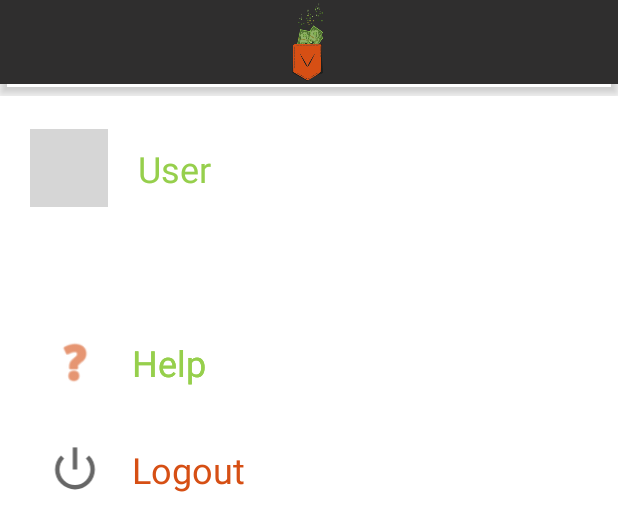
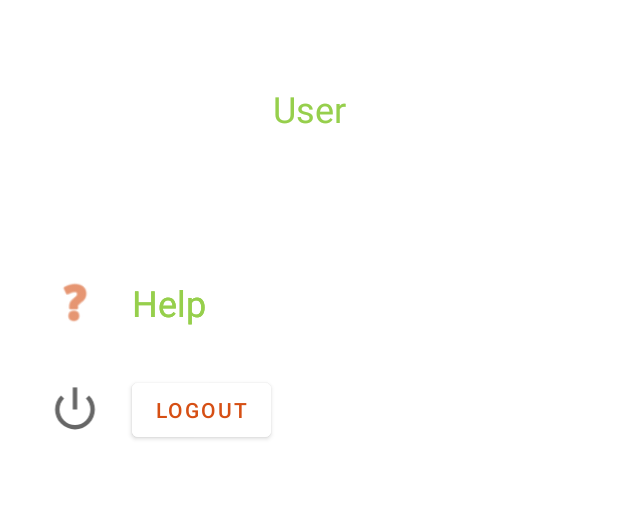
Before and after one commit to BrunoHorta-22541/KeePocket2, an Android app: the layout fragment_account.xml on its own in the app's theme, with its tools: preview values and no code run, on a phone screen of 412 x 824 dp. Shown: the top 531 px of the screen. Run offline under Robolectric (Android 15) with nearby library versions, the phone set to English and light mode, and no system bars; grey boxes are pictures that could not be loaded.

```diff
--- a/app/src/main/java/com/example/keepocket2/data/repository/Repository.java
+++ b/app/src/main/java/com/example/keepocket2/data/repository/Repository.java
@@ -62,6 +62,10 @@ public class Repository {
     public LiveData<List<Category>> getCategoryFromId(long userId){
        return this.categoryDAO.getUserCategories(userId);
     }
+    public LiveData<List<Category>> getALL(){
+        return this.categoryDAO.getALLCategories();
+    }
+
     public LiveData<List<Category>> getCategoryLimitFromId(long userId){
         return this.categoryDAO.getUserCategoryLimit(userId);
     }
--- a/app/src/main/java/com/example/keepocket2/view/LoginActivity.java
+++ b/app/src/main/java/com/example/keepocket2/view/LoginActivity.java
@@ -75,7 +75,7 @@ public class LoginActivity extends AppCompatActivity {
             SessionManager.saveSession(this, email, checkBoxRemeberMe.isChecked(), user.getId(),password,user.getName(),user.getEmail_verified_at(),user.getRemember_token(),user.getCreated_at(),user.getUpdated_at());
             MainActivity.startActivity(this);
 
-        } else {
+        } else if(user == null) {
             // mostrar erro
             Toast.makeText(this, "Credenciais inválidas", Toast.LENGTH_LONG).show();
         }
--- a/app/src/main/java/com/example/keepocket2/view/MainActivity.java
+++ b/app/src/main/java/com/example/keepocket2/view/MainActivity.java
@@ -68,6 +68,8 @@ public class MainActivity extends AppCompatActivity {
         startActivity(intent);
         finish();
     }
+
+
     @Override
     public boolean onCreateOptionsMenu(Menu menu) {
         MenuInflater inflater = getMenuInflater();
--- a/app/src/main/java/com/example/keepocket2/view/Session/LoginManager.java
+++ b/app/src/main/java/com/example/keepocket2/view/Session/LoginManager.java
@@ -26,6 +26,7 @@ public class LoginManager {
 
     public static User validateUser(String email, String password) {
         User user;
+
         user = userDAO.getByEmail(email);
 
         String hashDeSenhaArmazenadoNoBD = user.getPassword();
--- a/app/src/main/java/com/example/keepocket2/viewModel/CategoryViewModel.java
+++ b/app/src/main/java/com/example/keepocket2/viewModel/CategoryViewModel.java
@@ -25,6 +25,11 @@ public class CategoryViewModel extends AndroidViewModel {
     public LiveData<List<Category>> getCategoryById(long categoryID){
         return this.repository.getCategoryFromId(categoryID);
     }
+    public LiveData<List<Category>> getAllCategories(){
+        return this.repository.getALL();
+    }
+
+
     public LiveData<List<Category>> getCategoryLimitById(long categoryID){
         return this.repository.getCategoryLimitFromId(categoryID);
     }
--- a/app/src/main/res/layout/fragment_account.xml
+++ b/app/src/main/res/layout/fragment_account.xml
@@ -22,12 +22,6 @@
         app:layout_constraintStart_toEndOf="@+id/imageView2"
         app:layout_constraintTop_toTopOf="@+id/imageView2" />
 
-    <include
-        android:id="@+id/include4"
-        layout="@layout/top_bar"
-        app:layout_constraintStart_toStartOf="parent"
-        app:layout_constraintTop_toTopOf="parent" />
-
 
     <ImageView
         android:id="@+id/imageView2"
@@ -41,7 +35,7 @@
         app:layout_constraintTop_toBottomOf="@+id/constraintLayout" />
 
     <TextView
-        android:id="@+id/textView22"
+        android:id="@+id/help"
         android:layout_width="wrap_content"
         android:layout_height="wrap_content"
         android:layout_marginStart="20dp"
@@ -57,35 +51,23 @@
         android:id="@+id/constraintLayout"
         android:layout_width="0dp"
         android:layout_height="80dp"
-        android:layout_marginTop="8dp"
+        android:layout_marginTop="32dp"
         app:layout_constraintEnd_toEndOf="parent"
-        app:layout_constraintHorizontal_bias="0.482"
+        app:layout_constraintHorizontal_bias="0.0"
         app:layout_constraintStart_toStartOf="parent"
-        app:layout_constraintTop_toBottomOf="@+id/include4">
-
-        <ImageView
-            android:id="@+id/imageView3"
-            android:layout_width="52dp"
-            android:layout_height="52dp"
-            android:layout_marginStart="20dp"
-            android:layout_marginTop="14dp"
-            android:layout_marginBottom="14dp"
-            app:layout_constraintBottom_toBottomOf="parent"
-            app:layout_constraintStart_toStartOf="parent"
-            app:layout_constraintTop_toTopOf="parent"
-            tools:src="@tools:sample/avatars" />
+        app:layout_constraintTop_toTopOf="parent">
 
         <TextView
-            android:id="@+id/textView23"
+            android:id="@+id/user"
             android:layout_width="wrap_content"
             android:layout_height="wrap_content"
-            android:layout_marginStart="20dp"
             android:text="User"
             android:textColor="@color/colorText"
             android:textSize="24sp"
-            app:layout_constraintBottom_toBottomOf="@+id/imageView3"
-            app:layout_constraintStart_toEndOf="@+id/imageView3"
-            app:layout_constraintTop_toTopOf="@+id/imageView3" />
+            app:layout_constraintBottom_toBottomOf="parent"
+            app:layout_constraintEnd_toEndOf="parent"
+            app:layout_constraintStart_toStartOf="parent"
+            app:layout_constraintTop_toTopOf="parent" />
     </androidx.constraintlayout.widget.ConstraintLayout>
 
     <ImageView
@@ -98,14 +80,14 @@
         app:layout_constraintStart_toStartOf="parent"
         app:layout_constraintTop_toBottomOf="@+id/imageView2" />
 
-    <TextView
-        android:id="@+id/textView25"
+    <Button
+        android:id="@+id/logout"
         android:layout_width="wrap_content"
         android:layout_height="wrap_content"
         android:layout_marginStart="20dp"
-        android:text="Logout"
+        android:backgroundTint="@color/white"
+        android:text="@string/logout"
         android:textColor="@color/orange"
-        android:textSize="24sp"
         app:layout_constraintBottom_toBottomOf="@+id/imageView4"
         app:layout_constraintStart_toEndOf="@+id/imageView4"
         app:layout_constraintTop_toTopOf="@+id/imageView4" />
--- a/app/src/main/res/layout/top_bar.xml
+++ b/app/src/main/res/layout/top_bar.xml
@@ -23,7 +23,7 @@
                 android:id="@+id/topbar"
                 android:layout_width="match_parent"
                 android:layout_height="0dp"
-                android:background="#2F2E2E"
+                android:background="@color/black2"
                 android:minHeight="?attr/actionBarSize"
                 android:theme="?attr/actionBarTheme"
                 app:layout_constraintEnd_toEndOf="parent"
--- a/app/src/main/res/values/colors.xml
+++ b/app/src/main/res/values/colors.xml
@@ -11,6 +11,6 @@
     <color name="cinza">#959392</color>
     <color name="recyclerbackground">#E3E3E3</color>
 
-
+    <color name="black2">#2F2E2E</color>
     <color name="colorText">#96CF4C</color>
 </resources>
--- a/app/src/main/res/values/strings.xml
+++ b/app/src/main/res/values/strings.xml
@@ -5,7 +5,7 @@
     <string name="save">Save</string>
     <string name="update">Update</string>
     <string name="menu_home">Home</string>
-
+    <string name="logout">Logout</string>
     <string name="menu_Income">Income</string>
     <string name="menu_Expenses">Expenses</string>
     <string name="menu_Categories">Categories</string>
```
Also changed, not shown: app/src/main/AndroidManifest.xml (+6 -1 lines), app/src/main/java/com/example/keepocket2/account/AccountFragment.java (+20 -21 lines), app/src/main/java/com/example/keepocket2/account/HelpFragment.java (+4 -39 lines), app/src/main/java/com/example/keepocket2/data/localDatabase/CategoryDAO.java (+7 -0 lines), app/src/main/java/com/example/keepocket2/view/HomeFragment.java (+10 -10 lines), app/src/main/java/com/example/keepocket2/view/PieChartDetailFragment.java (+3 -39 lines), app/src/main/res/layout/activity_main.xml (+16 -1 lines), app/src/main/res/layout/fragment_help.xml (+2 -7 lines), app/src/main/res/layout/fragment_home.xml (+3 -5 lines), app/src/main/res/menu/bottom_navigation_menu.xml (+2 -5 lines), app/src/main/res/navigation/nav_graph.xml (+10 -1 lines).
